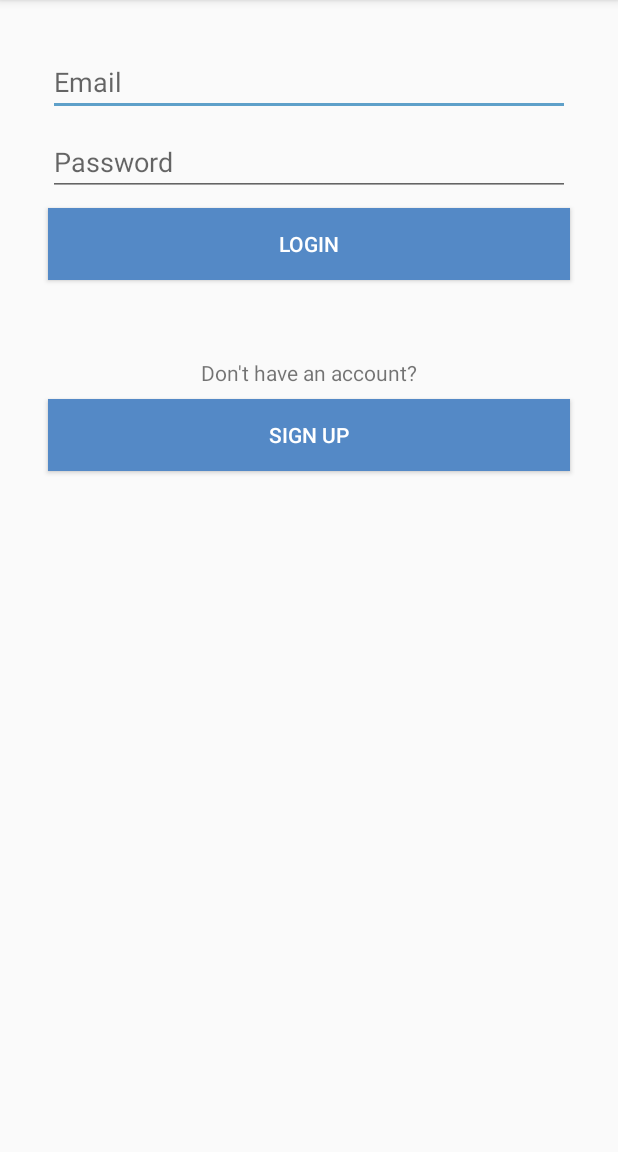
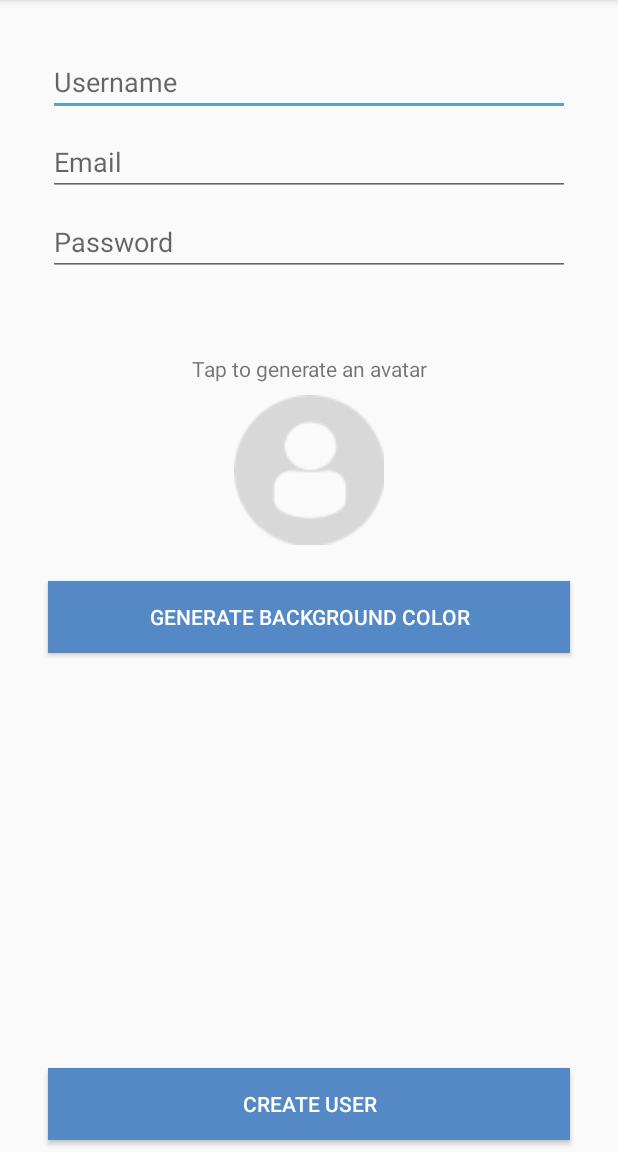
Before and after one commit to pawanman56/smack-chat-app, an Android app: the LoginActivity screen opened directly, with no data from a screen before it, after a tap on "SIGN UP", on a phone screen of 412 x 824 dp, the part 84-1236 px from its top. Run offline under Robolectric (Android 15) with nearby library versions, the phone set to English and light mode, and no system bars.

Commit message:
create user activity adde

```diff
--- a/app/src/main/AndroidManifest.xml
+++ b/app/src/main/AndroidManifest.xml
@@ -8,7 +8,8 @@
         android:label="@string/app_name"
         android:supportsRtl="true"
         android:theme="@style/AppTheme">
-        <activity android:name=".LoginActivity"></activity>
+        <activity android:name=".CreateUserActivity"></activity>
+        <activity android:name=".LoginActivity" />
         <activity
             android:name=".MainActivity"
             android:label="@string/app_name"
--- /dev/null
+++ b/app/src/main/java/pawan/example/smackchat/CreateUserActivity.kt
@@ -0,0 +1,25 @@
+package pawan.example.smackchat
+
+import androidx.appcompat.app.AppCompatActivity
+import android.os.Bundle
+import android.view.View
+
+class CreateUserActivity : AppCompatActivity() {
+
+    override fun onCreate(savedInstanceState: Bundle?) {
+        super.onCreate(savedInstanceState)
+        setContentView(R.layout.activity_create_user)
+    }
+
+    fun generateUserAvatar(view: View) {
+
+    }
+
+    fun generateColorClicked(view: View) {
+
+    }
+
+    fun createUserClicked(view: View) {
+
+    }
+}
--- a/app/src/main/java/pawan/example/smackchat/LoginActivity.kt
+++ b/app/src/main/java/pawan/example/smackchat/LoginActivity.kt
@@ -1,5 +1,6 @@
 package pawan.example.smackchat
 
+import android.content.Intent
 import androidx.appcompat.app.AppCompatActivity
 import android.os.Bundle
 import android.view.View
@@ -16,6 +17,7 @@ class LoginActivity : AppCompatActivity() {
     }
 
     fun loginCreateUserBtnClicked(view: View) {
-
+        val createUserIntent = Intent(this, CreateUserActivity::class.java)
+        startActivity(createUserIntent)
     }
 }
--- /dev/null
+++ b/app/src/main/res/layout/activity_create_user.xml
@@ -0,0 +1,110 @@
+<?xml version="1.0" encoding="utf-8"?>
+<androidx.constraintlayout.widget.ConstraintLayout xmlns:android="http://schemas.android.com/apk/res/android"
+    xmlns:app="http://schemas.android.com/apk/res-auto"
+    xmlns:tools="http://schemas.android.com/tools"
+    android:layout_width="match_parent"
+    android:layout_height="match_parent"
+    tools:context=".CreateUserActivity">
+
+    <EditText
+        android:id="@+id/createUserNameText"
+        android:layout_width="0dp"
+        android:layout_height="wrap_content"
+        android:layout_marginStart="32dp"
+        android:layout_marginTop="32dp"
+        android:layout_marginEnd="32dp"
+        android:ems="10"
+        android:hint="Username"
+        android:inputType="textPersonName"
+        android:textColor="@android:color/darker_gray"
+        app:layout_constraintEnd_toEndOf="parent"
+        app:layout_constraintHorizontal_bias="0.5"
+        app:layout_constraintStart_toStartOf="parent"
+        app:layout_constraintTop_toTopOf="parent" />
+
+    <EditText
+        android:id="@+id/createEmailText"
+        android:layout_width="0dp"
+        android:layout_height="wrap_content"
+        android:layout_marginStart="32dp"
+        android:layout_marginTop="8dp"
+        android:layout_marginEnd="32dp"
+        android:ems="10"
+        android:hint="Email"
+        android:inputType="textPersonName"
+        android:textColor="@android:color/darker_gray"
+        app:layout_constraintEnd_toEndOf="parent"
+        app:layout_constraintHorizontal_bias="0.5"
+        app:layout_constraintStart_toStartOf="parent"
+        app:layout_constraintTop_toBottomOf="@+id/createUserNameText" />
+
+    <EditText
+        android:id="@+id/createPasswordText"
+        android:layout_width="0dp"
+        android:layout_height="wrap_content"
+        android:layout_marginStart="32dp"
+        android:layout_marginTop="8dp"
+        android:layout_marginEnd="32dp"
+        android:ems="10"
+        android:hint="Password"
+        android:inputType="textPassword"
+        android:textColor="@android:color/darker_gray"
+        app:layout_constraintEnd_toEndOf="parent"
+        app:layout_constraintHorizontal_bias="0.5"
+        app:layout_constraintStart_toStartOf="parent"
+        app:layout_constraintTop_toBottomOf="@+id/createEmailText" />
+
+    <TextView
+        android:id="@+id/textView2"
+        android:layout_width="wrap_content"
+        android:layout_height="wrap_content"
+        android:layout_marginTop="52dp"
+        android:text="Tap to generate an avatar"
+        app:layout_constraintEnd_toEndOf="parent"
+        app:layout_constraintStart_toStartOf="parent"
+        app:layout_constraintTop_toBottomOf="@+id/createPasswordText" />
+
+    <ImageView
+        android:id="@+id/createAvatarImageView"
+        android:layout_width="100dp"
+        android:layout_height="100dp"
+        android:layout_marginTop="8dp"
+        android:onClick="generateUserAvatar"
+        app:layout_constraintEnd_toEndOf="parent"
+        app:layout_constraintHorizontal_bias="0.5"
+        app:layout_constraintStart_toStartOf="parent"
+        app:layout_constraintTop_toBottomOf="@+id/textView2"
+        app:srcCompat="@drawable/profiledefault" />
+
+    <Button
+        android:id="@+id/backgroundColorBtn"
+        android:layout_width="0dp"
+        android:layout_height="wrap_content"
+        android:layout_marginStart="32dp"
+        android:layout_marginTop="24dp"
+        android:layout_marginEnd="32dp"
+        android:background="@color/colorPrimary"
+        android:onClick="generateColorClicked"
+        android:text="Generate Background Color"
+        android:textColor="@android:color/white"
+        app:layout_constraintEnd_toEndOf="parent"
+        app:layout_constraintHorizontal_bias="0.5"
+        app:layout_constraintStart_toStartOf="parent"
+        app:layout_constraintTop_toBottomOf="@+id/createAvatarImageView" />
+
+    <Button
+        android:id="@+id/createUserBtn"
+        android:layout_width="0dp"
+        android:layout_height="wrap_content"
+        android:layout_marginStart="32dp"
+        android:layout_marginEnd="32dp"
+        android:layout_marginBottom="8dp"
+        android:background="@color/colorPrimary"
+        android:onClick="createUserClicked"
+        android:text="Create User"
+        android:textColor="@android:color/white"
+        app:layout_constraintBottom_toBottomOf="parent"
+        app:layout_constraintEnd_toEndOf="parent"
+        app:layout_constraintHorizontal_bias="0.5"
+        app:layout_constraintStart_toStartOf="parent" />
+</androidx.constraintlayout.widget.ConstraintLayout>
```
